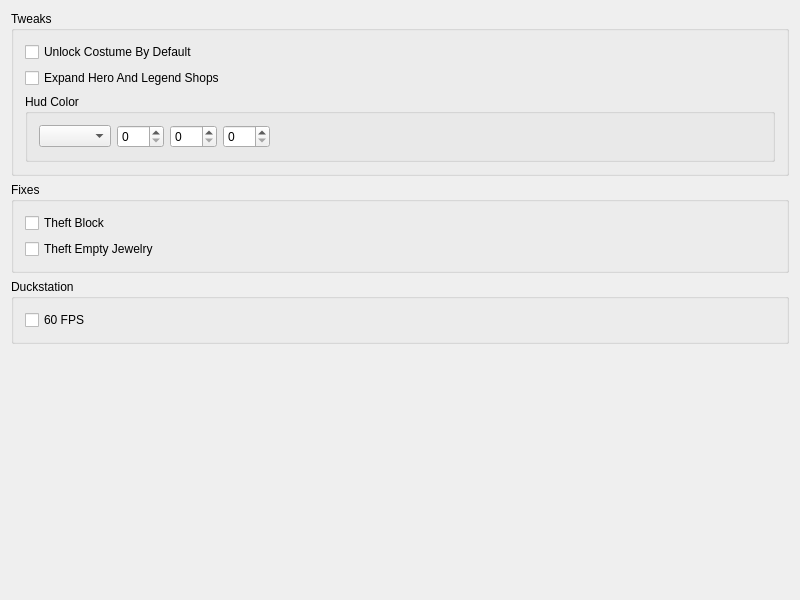
Qt form src/FrontendQt/TweaksWidget.ui (Meos4/Darkstone-PS1-Tweaks) before a commit.
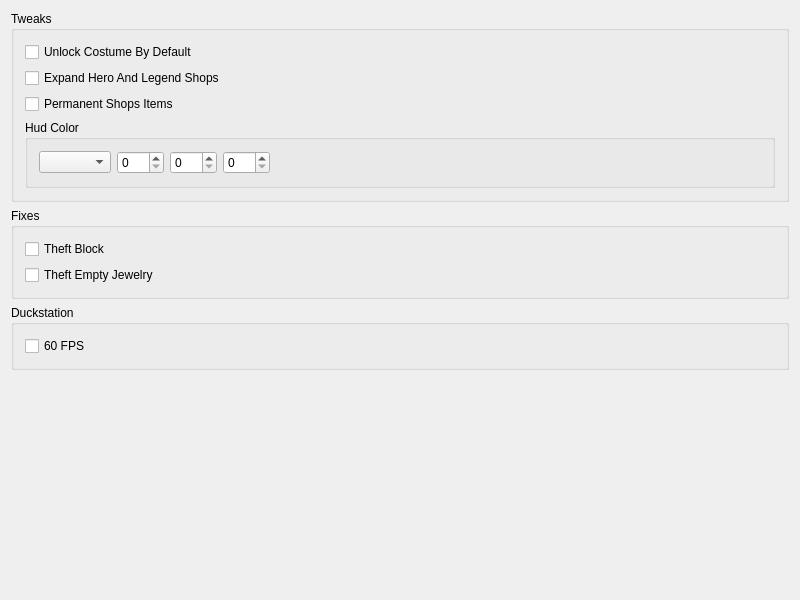
The same form after that commit.

Commit message: Add feature permanent shops items

Diff of the .ui file:
```diff
--- a/src/FrontendQt/TweaksWidget.ui
+++ b/src/FrontendQt/TweaksWidget.ui
@@ -70,6 +70,13 @@
         </property>
        </widget>
       </item>
+      <item>
+       <widget class="QCheckBox" name="tweaksPermanentShopsItems">
+        <property name="text">
+         <string>Permanent Shops Items</string>
+        </property>
+       </widget>
+      </item>
       <item>
        <widget class="QGroupBox" name="tweaksHudColor">
         <property name="title">
```
The commit also changes 5 other files.
